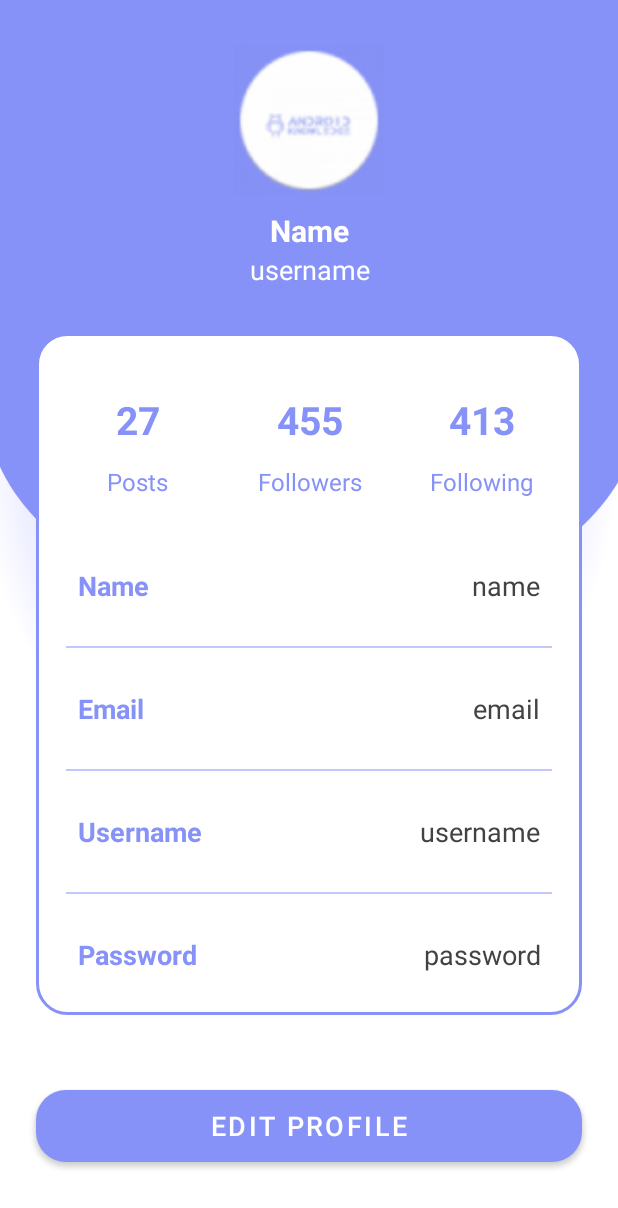
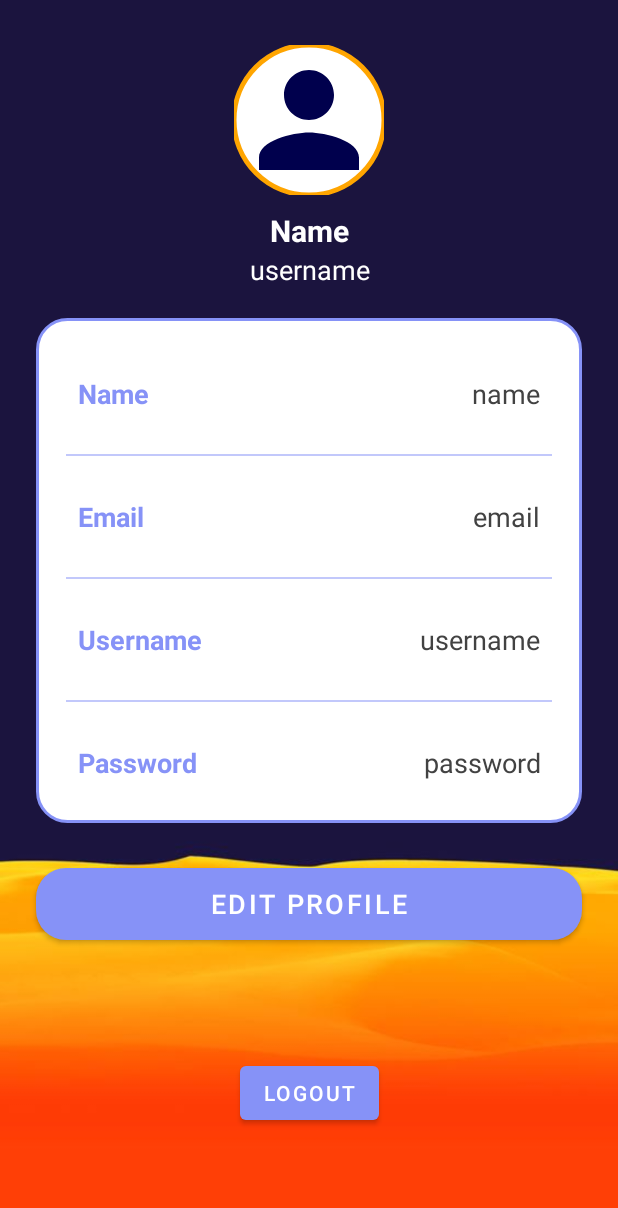
Before and after one commit to rcoel/NewsApp, an Android app: the ProfileActivity screen opened directly, with no data from a screen before it, on a phone screen of 412 x 824 dp. Shown: the top 1208 px of the screen. Run offline under Robolectric (Android 15) with nearby library versions, the phone set to English and light mode, and no system bars; our stand-ins replace Firebase (no records; nobody signed in at launch, a user with empty details on screens opened directly).

Commit message:
profile and wallppr

```diff
--- /dev/null
+++ b/app/src/main/res/drawable/baseline_person_.xml
@@ -0,0 +1,5 @@
+<vector android:height="24dp" android:tint="#00004D"
+    android:viewportHeight="24" android:viewportWidth="24"
+    android:width="24dp" xmlns:android="http://schemas.android.com/apk/res/android">
+    <path android:fillColor="@android:color/white" android:pathData="M12,12c2.21,0 4,-1.79 4,-4s-1.79,-4 -4,-4 -4,1.79 -4,4 1.79,4 4,4zM12,14c-2.67,0 -8,1.34 -8,4v2h16v-2c0,-2.66 -5.33,-4 -8,-4z"/>
+</vector>
--- a/app/src/main/res/layout/activity_login.xml
+++ b/app/src/main/res/layout/activity_login.xml
@@ -42,9 +42,9 @@
                 android:layout_height="50dp"
                 android:layout_marginTop="40dp"
                 android:background="@drawable/lavender_border"
-                android:drawableLeft="@drawable/baseline_person_pin_24"
+                android:drawableLeft="@drawable/baseline_email_24"
                 android:drawablePadding="8dp"
-                android:hint="Username"
+                android:hint="Email"
                 android:padding="8dp"
                 android:textColor="@color/white"
                 android:textColorHint="@color/white" />
--- a/app/src/main/res/layout/activity_news_detail.xml
+++ b/app/src/main/res/layout/activity_news_detail.xml
@@ -5,7 +5,7 @@
     xmlns:tools="http://schemas.android.com/tools"
     android:layout_width="match_parent"
     android:layout_height="match_parent"
-    android:background="@drawable/bg4"
+    android:background="@drawable/bg7"
     tools:context=".NewsDetailActivity">
 
     <androidx.appcompat.widget.Toolbar
--- a/app/src/main/res/layout/activity_profile.xml
+++ b/app/src/main/res/layout/activity_profile.xml
@@ -5,15 +5,19 @@
     xmlns:tools="http://schemas.android.com/tools"
     android:layout_width="match_parent"
     android:layout_height="match_parent"
-    android:background="@drawable/profilebkg"
+    android:background="@drawable/bg6"
     tools:context=".ProfileActivity">
 
-    <ImageView
+    <com.google.android.material.imageview.ShapeableImageView
         android:layout_width="100dp"
         android:layout_height="100dp"
         android:id="@+id/profileImg"
         android:layout_marginTop="30dp"
-        android:src="@drawable/akwhitelogo"
+        android:background="@color/white"
+        app:shapeAppearanceOverlay="@style/circular"
+        app:strokeWidth="3dp"
+        app:strokeColor="@color/orange"
+        android:src="@drawable/baseline_person_"
         app:layout_constraintEnd_toEndOf="parent"
         app:layout_constraintStart_toStartOf="parent"
         app:layout_constraintTop_toTopOf="parent"/>
@@ -43,148 +47,49 @@
         app:layout_constraintTop_toBottomOf="@id/titleName"/>
 
     <LinearLayout
+        android:id="@+id/linearLayout"
         android:layout_width="match_parent"
         android:layout_height="wrap_content"
-        android:id="@+id/linearLayout"
+        android:layout_marginStart="24dp"
+        android:layout_marginTop="20dp"
+        android:layout_marginEnd="24dp"
+        android:background="@drawable/white_background"
         android:orientation="vertical"
         android:padding="10dp"
-        android:background="@drawable/white_background"
-        android:layout_marginStart="24dp"
-        android:layout_marginEnd="24dp"
-        android:layout_marginTop="30dp"
         app:layout_constraintEnd_toEndOf="parent"
+        app:layout_constraintHorizontal_bias="1.0"
         app:layout_constraintStart_toStartOf="parent"
         app:layout_constraintTop_toBottomOf="@id/titleUsername">
 
         <LinearLayout
             android:layout_width="match_parent"
-            android:layout_height="wrap_content"
-            android:orientation="horizontal">
+            android:layout_height="match_parent"
+            android:layout_marginLeft="10dp"
+            android:layout_marginTop="20dp"
+            android:layout_marginRight="10dp"
+            android:layout_marginBottom="10dp"
+            android:orientation="horizontal"
+            android:padding="8dp">
 
-            <LinearLayout
+            <TextView
+                android:id="@+id/name"
                 android:layout_width="wrap_content"
                 android:layout_height="wrap_content"
-                android:layout_margin="10dp"
                 android:layout_weight="1"
-                android:elevation="5dp"
-                android:padding="8dp"
-                android:orientation="vertical">
+                android:text="Name"
+                android:textColor="@color/lavender"
+                android:textSize="18sp"
+                android:textStyle="bold" />
 
-                <TextView
-                    android:layout_width="80dp"
-                    android:layout_height="60dp"
-                    android:id="@+id/postsNumber"
-                    android:text="27"
-                    android:gravity="center"
-                    android:textAlignment="center"
-                    android:textColor="@color/lavender"
-                    android:textSize="26sp"
-                    android:textStyle="bold"/>
-
-                <TextView
-                    android:layout_width="match_parent"
-                    android:layout_height="wrap_content"
-                    android:id="@+id/posts"
-                    android:text="Posts"
-                    android:textAlignment="center"
-                    android:textColor="@color/lavender"
-                    android:textSize="16sp"/>
-
-            </LinearLayout>
-
-            <LinearLayout
+            <TextView
+                android:id="@+id/profileName"
                 android:layout_width="wrap_content"
                 android:layout_height="wrap_content"
-                android:layout_margin="10dp"
                 android:layout_weight="1"
-                android:elevation="5dp"
-                android:padding="8dp"
-                android:orientation="vertical">
-
-                <TextView
-                    android:layout_width="80dp"
-                    android:layout_height="60dp"
-                    android:id="@+id/followersNo"
-                    android:text="455"
-                    android:gravity="center"
-                    android:textAlignment="center"
-                    android:textColor="@color/lavender"
-                    android:textSize="26sp"
-                    android:textStyle="bold"/>
-
-                <TextView
-                    android:layout_width="match_parent"
-                    android:layout_height="wrap_content"
-                    android:id="@+id/followers"
-                    android:text="Followers"
-                    android:textAlignment="center"
-                    android:textColor="@color/lavender"
-                    android:textSize="16sp"/>
-
-            </LinearLayout>
-
-            <LinearLayout
-                android:layout_width="wrap_content"
-                android:layout_height="wrap_content"
-                android:layout_margin="10dp"
-                android:layout_weight="1"
-                android:elevation="5dp"
-                android:padding="8dp"
-                android:orientation="vertical">
-
-                <TextView
-                    android:layout_width="80dp"
-                    android:layout_height="60dp"
-                    android:id="@+id/followingNo"
-                    android:text="413"
-                    android:gravity="center"
-                    android:textAlignment="center"
-                    android:textColor="@color/lavender"
-                    android:textSize="26sp"
-                    android:textStyle="bold"/>
-
-                <TextView
-                    android:layout_width="match_parent"
-                    android:layout_height="wrap_content"
-                    android:id="@+id/following"
-                    android:text="Following"
-                    android:textAlignment="center"
-                    android:textColor="@color/lavender"
-                    android:textSize="16sp"/>
-
-            </LinearLayout>
-
-        </LinearLayout>
-
-        <LinearLayout
-            android:layout_width="match_parent"
-            android:layout_height="match_parent"
-            android:padding="8dp"
-            android:layout_marginLeft="10dp"
-            android:layout_marginRight="10dp"
-            android:layout_marginBottom="10dp"
-            android:layout_marginTop="20dp"
-            android:orientation="horizontal">
-
-            <TextView
-                android:layout_width="wrap_content"
-                android:layout_height="wrap_content"
-                android:id="@+id/name"
-                android:layout_weight="1"
-                android:text="Name"
-                android:textStyle="bold"
-                android:textColor="@color/lavender"
-                android:textSize="18sp"/>
-
-            <TextView
-                android:layout_width="wrap_content"
-                android:layout_height="wrap_content"
-                android:id="@+id/profileName"
                 android:text="name"
-                android:layout_weight="1"
                 android:textAlignment="viewEnd"
                 android:textColor="@color/grey"
-                android:textSize="18sp"/>
+                android:textSize="18sp" />
 
         </LinearLayout>
 
@@ -193,34 +98,34 @@
             android:layout_height="1dp"
             android:layout_margin="10dp"
             android:alpha="0.5"
-            android:background="@color/lavender"/>
+            android:background="@color/lavender" />
 
         <LinearLayout
             android:layout_width="match_parent"
             android:layout_height="match_parent"
             android:layout_margin="10dp"
-            android:padding="8dp"
-            android:orientation="horizontal">
+            android:orientation="horizontal"
+            android:padding="8dp">
 
             <TextView
+                android:id="@+id/email"
                 android:layout_width="wrap_content"
                 android:layout_height="wrap_content"
-                android:id="@+id/email"
                 android:layout_weight="1"
                 android:text="Email"
-                android:textStyle="bold"
                 android:textColor="@color/lavender"
-                android:textSize="18sp"/>
+                android:textSize="18sp"
+                android:textStyle="bold" />
 
             <TextView
+                android:id="@+id/profileEmail"
                 android:layout_width="wrap_content"
                 android:layout_height="wrap_content"
-                android:id="@+id/profileEmail"
+                android:layout_weight="1"
                 android:text="email"
-                android:layout_weight="1"
                 android:textAlignment="viewEnd"
                 android:textColor="@color/grey"
-                android:textSize="18sp"/>
+                android:textSize="18sp" />
 
         </LinearLayout>
 
@@ -229,34 +134,34 @@
             android:layout_height="1dp"
             android:layout_margin="10dp"
             android:alpha="0.5"
-            android:background="@color/lavender"/>
+            android:background="@color/lavender" />
 
         <LinearLayout
             android:layout_width="match_parent"
             android:layout_height="match_parent"
             android:layout_margin="10dp"
-            android:padding="8dp"
-            android:orientation="horizontal">
+            android:orientation="horizontal"
+            android:padding="8dp">
 
             <TextView
+                android:id="@+id/username"
                 android:layout_width="wrap_content"
                 android:layout_height="wrap_content"
-                android:id="@+id/username"
                 android:layout_weight="1"
                 android:text="Username"
-                android:textStyle="bold"
                 android:textColor="@color/lavender"
-                android:textSize="18sp"/>
+                android:textSize="18sp"
+                android:textStyle="bold" />
 
             <TextView
+                android:id="@+id/profileUsername"
                 android:layout_width="wrap_content"
                 android:layout_height="wrap_content"
-                android:id="@+id/profileUsername"
+                android:layout_weight="1"
                 android:text="username"
-                android:layout_weight="1"
                 android:textAlignment="viewEnd"
                 android:textColor="@color/grey"
-                android:textSize="18sp"/>
+                android:textSize="18sp" />
 
         </LinearLayout>
 
@@ -265,51 +170,52 @@
             android:layout_height="1dp"
             android:layout_margin="10dp"
             android:alpha="0.5"
-            android:background="@color/lavender"/>
+            android:background="@color/lavender" />
 
         <LinearLayout
             android:layout_width="match_parent"
             android:layout_height="match_parent"
             android:layout_margin="10dp"
-            android:padding="8dp"
-            android:orientation="horizontal">
+            android:orientation="horizontal"
+            android:padding="8dp">
 
             <TextView
+                android:id="@+id/password"
                 android:layout_width="wrap_content"
                 android:layout_height="wrap_content"
-                android:id="@+id/password"
                 android:layout_weight="1"
                 android:text="Password"
-                android:textStyle="bold"
                 android:textColor="@color/lavender"
-                android:textSize="18sp"/>
+                android:textSize="18sp"
+                android:textStyle="bold" />
 
             <TextView
+                android:id="@+id/profilePassword"
                 android:layout_width="wrap_content"
                 android:layout_height="wrap_content"
-                android:id="@+id/profilePassword"
+                android:layout_weight="1"
                 android:text="password"
-                android:layout_weight="1"
                 android:textAlignment="viewEnd"
                 android:textColor="@color/grey"
-                android:textSize="18sp"/>
+                android:textSize="18sp" />
 
         </LinearLayout>
 
     </LinearLayout>
 
     <Button
+        android:id="@+id/editButton"
         android:layout_width="0dp"
         android:layout_height="60dp"
-        android:id="@+id/editButton"
+        android:layout_marginTop="24dp"
         android:gravity="center"
         android:text="Edit Profile"
         android:textSize="18sp"
-        app:cornerRadius = "20dp"
-        app:layout_constraintBottom_toBottomOf="parent"
+        app:cornerRadius="20dp"
         app:layout_constraintEnd_toEndOf="@id/linearLayout"
+        app:layout_constraintHorizontal_bias="1.0"
         app:layout_constraintStart_toStartOf="@id/linearLayout"
-        app:layout_constraintTop_toBottomOf="@id/linearLayout"/>
+        app:layout_constraintTop_toBottomOf="@id/linearLayout" />
 
     <ProgressBar
         android:layout_width="wrap_content"
@@ -323,4 +229,14 @@
         app:layout_constraintRight_toRightOf="parent"
         />
 
+    <Button
+        android:id="@+id/button"
+        android:layout_width="wrap_content"
+        android:layout_height="wrap_content"
+        android:text="Logout"
+        app:layout_constraintBottom_toBottomOf="parent"
+        app:layout_constraintEnd_toEndOf="parent"
+        app:layout_constraintStart_toStartOf="parent"
+        app:layout_constraintTop_toBottomOf="@+id/editButton" />
+
 </androidx.constraintlayout.widget.ConstraintLayout>
--- a/app/src/main/res/values-night/themes.xml
+++ b/app/src/main/res/values-night/themes.xml
@@ -10,7 +10,7 @@
         <item name="colorSecondaryVariant">@color/teal_200</item>
         <item name="colorOnSecondary">@color/black</item>
         <!-- Status bar color. -->
-        <item name="android:statusBarColor">?attr/colorPrimaryVariant</item>
+        <item name="android:statusBarColor">@color/black</item>
         <!-- Customize your theme here. -->
     </style>
 </resources>
--- /dev/null
+++ b/app/src/main/res/values/custome_style.xml
@@ -0,0 +1,6 @@
+<?xml version="1.0" encoding="utf-8"?>
+<resources>
+    <style name="circular">
+        <item name="cornerSize">50%</item>
+    </style>
+</resources>
--- a/app/src/main/res/values/themes.xml
+++ b/app/src/main/res/values/themes.xml
@@ -10,7 +10,7 @@
         <item name="colorSecondaryVariant">@color/teal_700</item>
         <item name="colorOnSecondary">@color/black</item>
         <!-- Status bar color. -->
-        <item name="android:statusBarColor">?attr/colorPrimaryVariant</item>
+        <item name="android:statusBarColor">@color/black</item>
         <!-- Customize your theme here. -->
     </style>
 </resources>
```
Also changed, not shown: app/src/main/res/drawable/bg6.jpg (added), app/src/main/res/drawable/bg7.jpg (added).
